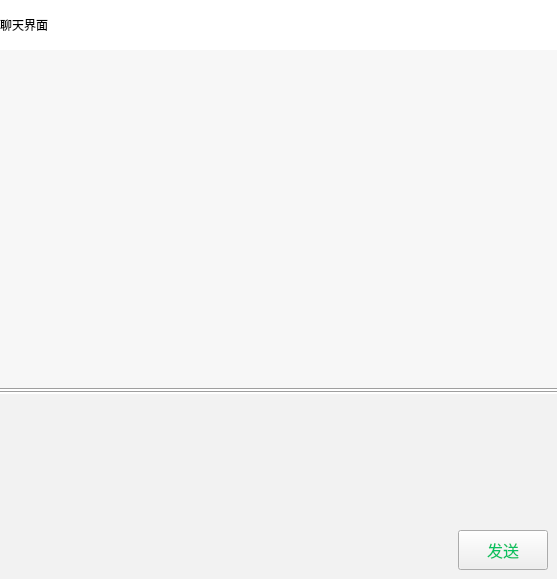
First picture: the form in mainwindow.ui, repository paopaochahu159/chat, before the edit.
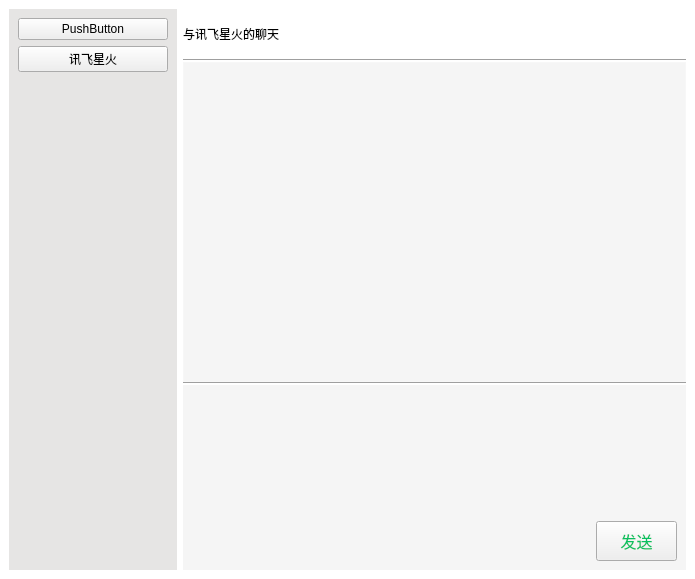
Second picture: the form after the edit.

Commit message: 成功接入讯飞星火API

The edit to the form file:
```diff
--- a/mainwindow.ui
+++ b/mainwindow.ui
@@ -6,7 +6,7 @@
    <rect>
     <x>0</x>
     <y>0</y>
-    <width>557</width>
+    <width>695</width>
     <height>579</height>
    </rect>
   </property>
@@ -17,7 +17,61 @@
    <string notr="true">#MainWindow{background-color: rgb(255, 255, 255);}</string>
   </property>
   <widget class="QWidget" name="centralwidget">
-   <layout class="QGridLayout" name="gridLayout" rowstretch="0,0,0,0,0,0,0,0">
+   <layout class="QHBoxLayout" name="horizontalLayout_2" stretch="2,6">
+    <item>
+     <widget class="QWidget" name="widget_3" native="true">
+      <property name="sizePolicy">
+       <sizepolicy hsizetype="Preferred" vsizetype="Preferred">
+        <horstretch>0</horstretch>
+        <verstretch>0</verstretch>
+       </sizepolicy>
+      </property>
+      <property name="layoutDirection">
+       <enum>Qt::LeftToRight</enum>
+      </property>
+      <property name="styleSheet">
+       <string notr="true">#widget_3{background-color: rgb(230,229,228);}</string>
+      </property>
+      <layout class="QVBoxLayout" name="verticalLayout_3">
+       <item>
+        <widget class="QPushButton" name="pushButton_4">
+         <property name="layoutDirection">
+          <enum>Qt::LeftToRight</enum>
+         </property>
+         <property name="text">
+          <string>PushButton</string>
+         </property>
+        </widget>
+       </item>
+       <item>
+        <widget class="QPushButton" name="pushButton_2">
+         <property name="text">
+          <string>讯飞星火</string>
+         </property>
+        </widget>
+       </item>
+       <item>
+        <spacer name="verticalSpacer">
+         <property name="orientation">
+          <enum>Qt::Vertical</enum>
+         </property>
+         <property name="sizeHint" stdset="0">
+          <size>
+           <width>20</width>
+           <height>40</height>
+          </size>
+         </property>
+        </spacer>
+       </item>
+      </layout>
+     </widget>
+    </item>
+    <item>
+     <widget class="QWidget" name="widget_2" native="true">
+      <layout class="QVBoxLayout" name="verticalLayout_2">
+       <property name="spacing">
+        <number>0</number>
+       </property>
     <property name="leftMargin">
      <number>0</number>
     </property>
@@ -30,10 +84,7 @@
     <property name="bottomMargin">
      <number>0</number>
     </property>
-    <property name="spacing">
-     <number>0</number>
-    </property>
-    <item row="0" column="0">
+       <item>
      <widget class="QLabel" name="label">
       <property name="maximumSize">
        <size>
@@ -42,25 +93,62 @@
        </size>
       </property>
       <property name="text">
-       <string>聊天界面</string>
+          <string>与讯飞星火的聊天</string>
       </property>
      </widget>
     </item>
-    <item row="2" column="0">
+       <item>
      <widget class="Line" name="line_2">
       <property name="orientation">
        <enum>Qt::Horizontal</enum>
       </property>
      </widget>
     </item>
-    <item row="4" column="0">
+       <item>
+        <widget class="QListWidget" name="listWidget">
+         <property name="sizePolicy">
+          <sizepolicy hsizetype="Expanding" vsizetype="Preferred">
+           <horstretch>0</horstretch>
+           <verstretch>0</verstretch>
+          </sizepolicy>
+         </property>
+         <property name="styleSheet">
+          <string notr="true">QListWidget{
+	background-color: rgb(245,245,245);
+ 	color:rgb(51,51,51); 
+	border: 1px solid  rgb(247, 247, 247);
+	outline:0px;
+}
+QListWidget::Item{
+	background-color: rgb(247, 247, 247);
+}
+QListWidget::Item:hover{
+	background-color: rgb(247, 247, 247);
+ }
+QListWidget::item:selected{
+	background-color: rgb(247, 247, 247);
+	color:black; 
+    border: 1px solid  rgb(247, 247, 247);
+}
+QListWidget::item:selected:!active{
+	border: 1px solid  rgb(247, 247, 247); 
+	background-color: rgb(247, 247, 247); 
+	color:rgb(51,51,51); 
+} </string>
+         </property>
+         <property name="horizontalScrollBarPolicy">
+          <enum>Qt::ScrollBarAlwaysOff</enum>
+         </property>
+        </widget>
+       </item>
+       <item>
      <widget class="Line" name="line">
       <property name="orientation">
        <enum>Qt::Horizontal</enum>
       </property>
      </widget>
     </item>
-    <item row="5" column="0">
+       <item>
      <widget class="QWidget" name="widget" native="true">
       <property name="minimumSize">
        <size>
@@ -75,7 +163,7 @@
        </size>
       </property>
       <property name="styleSheet">
-       <string notr="true">#widget{background-color: rgb(242, 242, 242);}</string>
+          <string notr="true">#widget{background-color: rgb(245,245,245);}</string>
       </property>
       <layout class="QVBoxLayout" name="verticalLayout">
        <item>
@@ -110,7 +198,7 @@
 QTextEdit {
 	border: 0px solid #A0A0A0; /* 边框宽度为1px，颜色为#A0A0A0 */
 	padding-left: 5px; /* 文本距离左边界有5px */
-	background-color: #F2F2F2; /* 背景颜色 */
+	background-color: #f5f5f5; /* 背景颜色 */
 	color: #000000; /* 文本颜色 */
 	selection-background-color: #A0A0A0; /* 选中文本的背景颜色 */
 	selection-color: #F2F2F2; /* 选中文本的颜色 */
@@ -167,28 +255,7 @@
       </layout>
      </widget>
     </item>
-    <item row="1" column="0">
-     <widget class="QListWidget" name="listWidget">
-      <property name="sizePolicy">
-       <sizepolicy hsizetype="Expanding" vsizetype="Preferred">
-        <horstretch>0</horstretch>
-        <verstretch>0</verstretch>
-       </sizepolicy>
-      </property>
-      <property name="styleSheet">
-       <string notr="true">QListWidget{background-color: rgb(247, 247, 247); color:rgb(51,51,51); border: 1px solid  rgb(247, 247, 247);outline:0px;}
-QListWidget::Item{background-color: rgb(247, 247, 247);}
-QListWidget::Item:hover{background-color: rgb(247, 247, 247); }
-QListWidget::item:selected{
-	background-color: rgb(247, 247, 247);
-	color:black; 
-    border: 1px solid  rgb(247, 247, 247);
-}
-QListWidget::item:selected:!active{border: 1px solid  rgb(247, 247, 247); background-color: rgb(247, 247, 247); color:rgb(51,51,51); } </string>
-      </property>
-      <property name="horizontalScrollBarPolicy">
-       <enum>Qt::ScrollBarAlwaysOff</enum>
-      </property>
+      </layout>
      </widget>
     </item>
    </layout>
```
Lines whose indentation alone changed are shown as unchanged. The commit also changes 5 other files.
